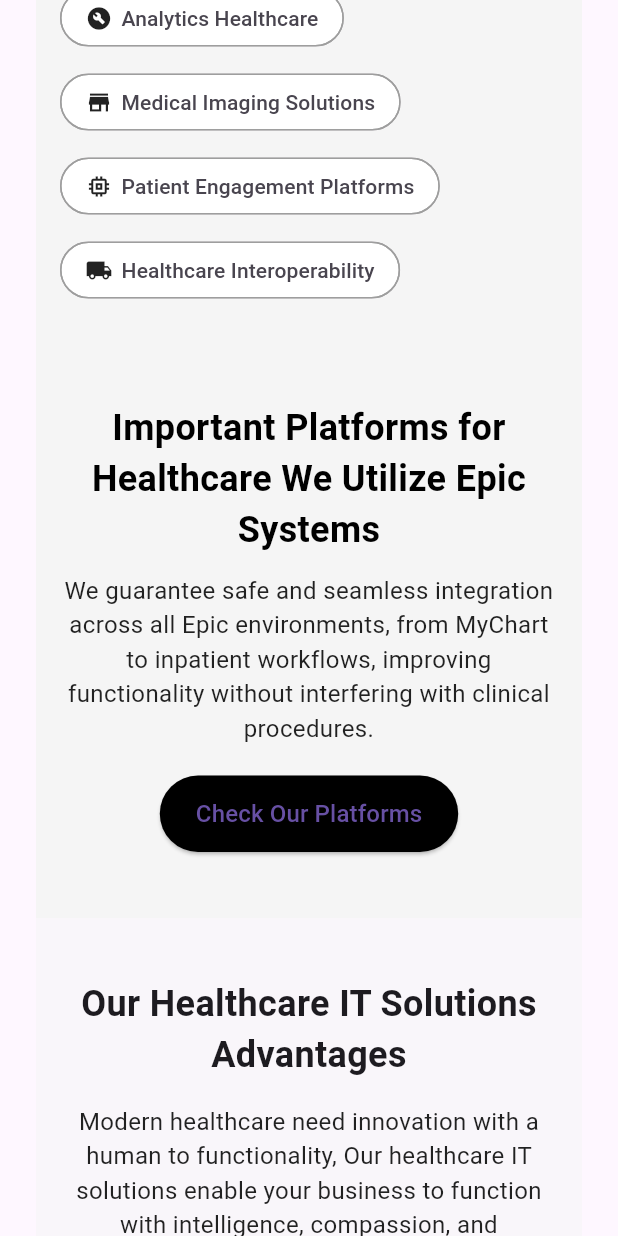
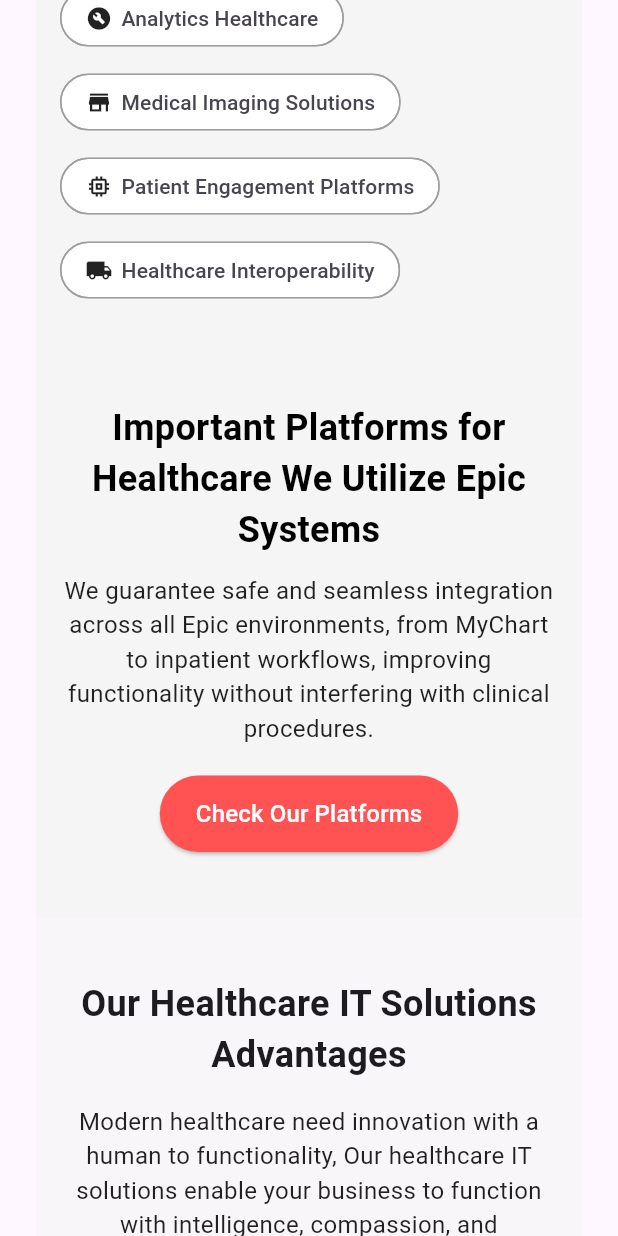
Before and after one commit to Vanshahuja1/One-Aim-App, a Flutter app: the ContainHC screen opened directly, scrolled down 1728 dp, on a phone screen of 412 x 824 dp. Run offline on Flutter 3.47's test engine with Material 3 defaults, Android fonts, the phone set to English and light mode, and no system bars; our stand-ins replace video_player, visibility_detector; network calls fail.

Commit message:
Update hc5.dart

```diff
--- a/lib/Healthcare/hc5.dart
+++ b/lib/Healthcare/hc5.dart
@@ -39,7 +39,7 @@ return Container(
           });
         },
         style: ElevatedButton.styleFrom(
-          backgroundColor: Colors.black,
+          backgroundColor: Colors.redAccent,
           shape: RoundedRectangleBorder(
             borderRadius: BorderRadius.circular(30),
           ),
@@ -47,7 +47,7 @@ return Container(
         ),
         child: const Text(
           'Check Our Platforms',
-          style: TextStyle(fontSize: 16),
+          style: TextStyle(fontSize: 16,color: Colors.white,),
         ),
       ),
       const SizedBox(height: 20),
```
